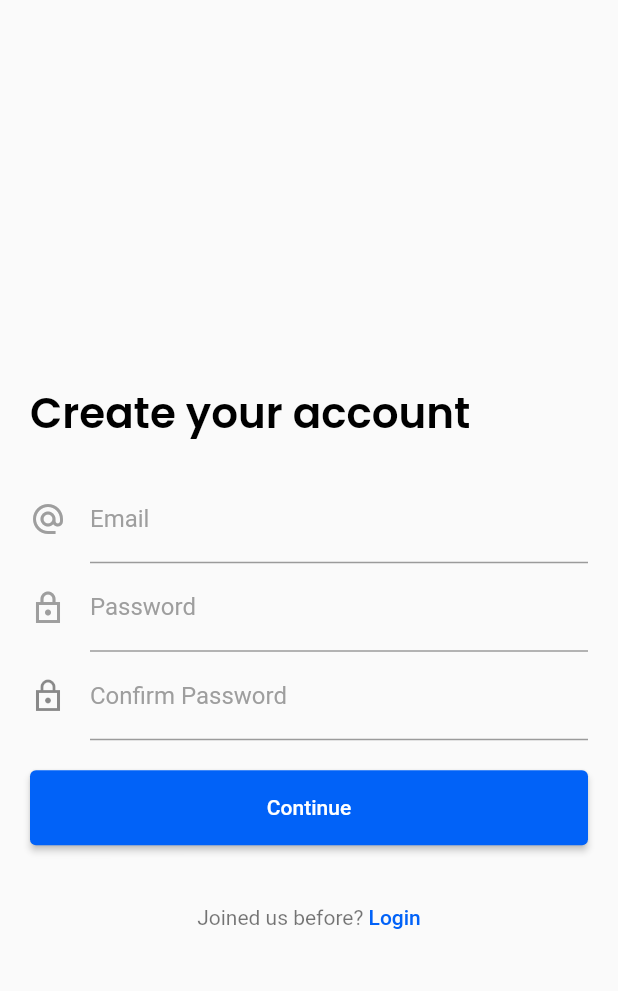
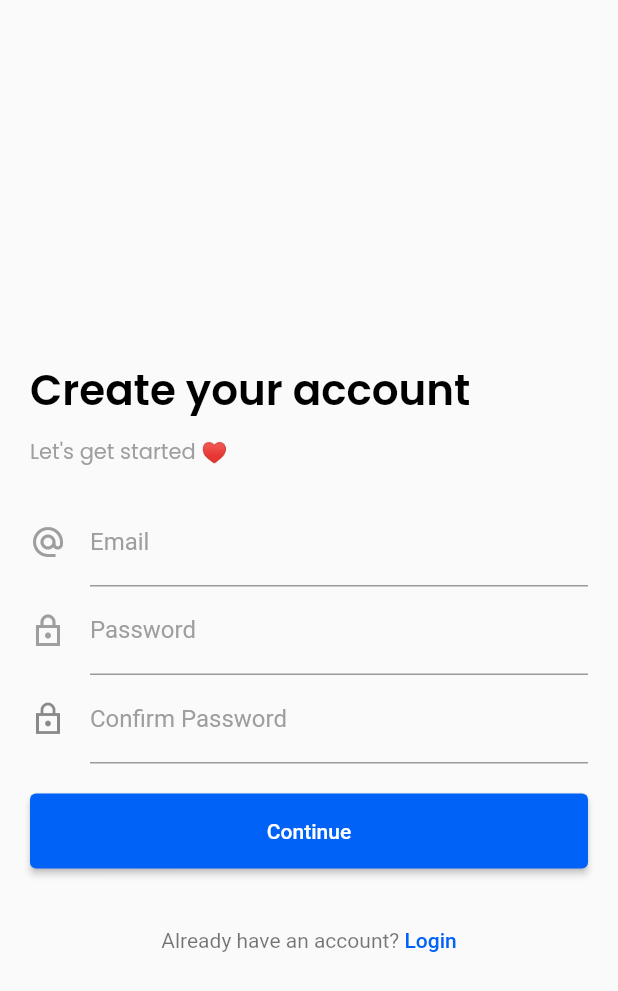
Before and after one commit to khanadnan10/college-erp-project, a Flutter app: the Signup screen opened directly, on a phone screen of 412 x 824 dp. Shown: the top 991 px of the screen. Run offline on Flutter 3.47's test engine with Material 2 defaults, Android fonts, the light colour scheme and no system bars; our stand-ins replace email_validator, firebase_auth, firebase_core, google_fonts; accounts and stored records are empty.

Commit message:
login/signup

```diff
--- a/lib/screens/signup.dart
+++ b/lib/screens/signup.dart
@@ -45,11 +45,22 @@ class _SignupState extends State<Signup> {
                 SizedBox(
                   height: 50.0,
                 ),
-                Text('Create your account',
+                Text(
+                  'Create your account',
+                  style: GoogleFonts.poppins(
+                    fontSize: 28.0,
+                    fontWeight: FontWeight.w600,
+                    color: Colors.black,
+                  ),
+                ),
+                SizedBox(
+                  height: 10.0,
+                ),
+                Text("Let's get started ♥",
                     style: GoogleFonts.poppins(
-                      fontSize: 28.0,
-                      fontWeight: FontWeight.w600,
-                      color: Colors.black,
+                      fontSize: 14.0,
+                      fontWeight: FontWeight.w400,
+                      color: Colors.grey,
                     )),
                 SizedBox(
                   height: 20.0,
@@ -136,7 +147,7 @@ class _SignupState extends State<Signup> {
                   mainAxisAlignment: MainAxisAlignment.center,
                   children: [
                     Text(
-                      'Joined us before? ',
+                      'Already have an account? ',
                       style: TextStyle(
                         color: Colors.black54,
                       ),
```
